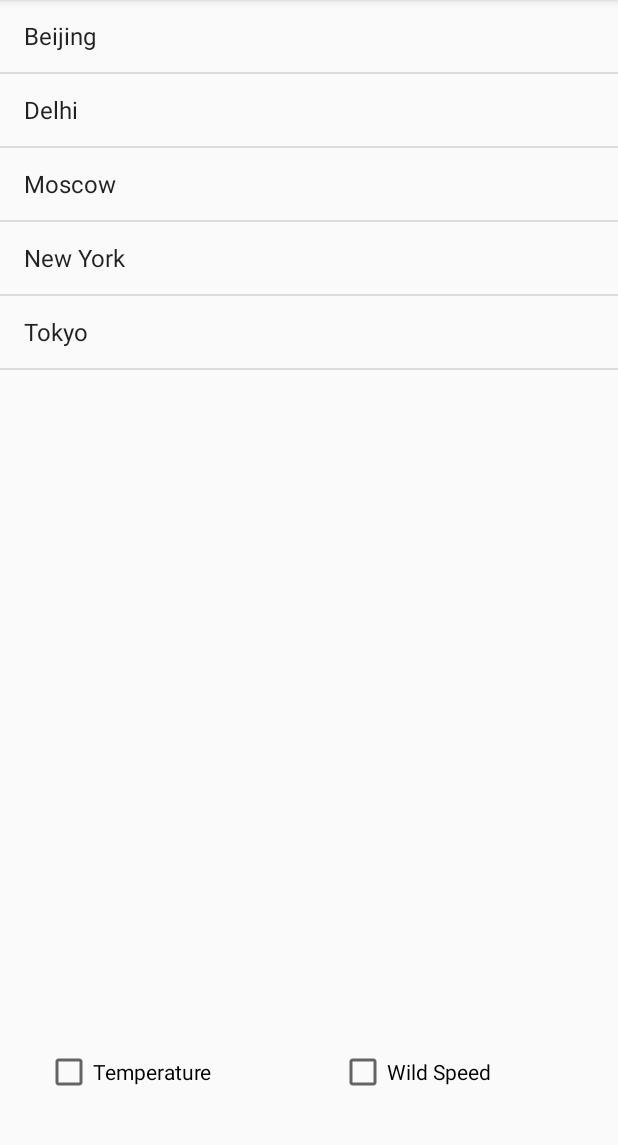
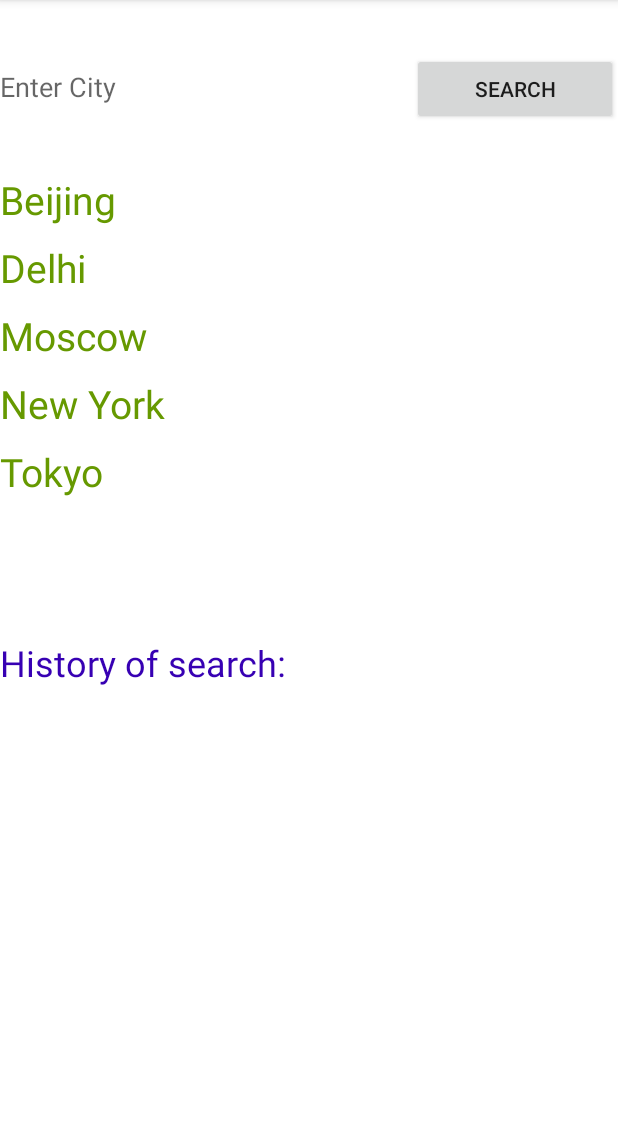
Before and after one commit to loleckek228/Homework, an Android app: the screen it shows after launch (MainActivity), on a phone screen of 412 x 824 dp, the part 84-1229 px from its top. Run offline under Robolectric (Android 15) with nearby library versions, the phone set to English and light mode, and no system bars.

Commit message:
HomeWork(lesson-6)

```diff
--- a/app/src/main/java/com/geekbrains/android/homework/MainActivity.java
+++ b/app/src/main/java/com/geekbrains/android/homework/MainActivity.java
@@ -4,10 +4,6 @@ import android.os.Bundle;
 
 import androidx.annotation.Nullable;
 import androidx.appcompat.app.AppCompatActivity;
-import androidx.fragment.app.Fragment;
-import androidx.fragment.app.FragmentTransaction;
-
-import com.geekbrains.android.homework.fragments.CitiesFragment;
 
 public class MainActivity extends AppCompatActivity {
     @Override
--- /dev/null
+++ b/app/src/main/java/com/geekbrains/android/homework/RecyclerCitiesAdapter.java
@@ -0,0 +1,101 @@
+package com.geekbrains.android.homework;
+
+import android.content.Context;
+import android.view.LayoutInflater;
+import android.view.View;
+import android.view.ViewGroup;
+import android.widget.TextView;
+
+import androidx.annotation.NonNull;
+import androidx.core.content.ContextCompat;
+import androidx.recyclerview.widget.RecyclerView;
+
+import com.geekbrains.android.homework.fragments.CitiesFragment;
+
+import java.util.ArrayList;
+
+public class RecyclerCitiesAdapter extends RecyclerView.Adapter<RecyclerCitiesAdapter.ViewHolder> {
+    private ArrayList<String> citiesList;
+    private CitiesFragment citiesFragment;
+    private Context context;
+
+    private int selectedPosition = -1;
+
+    public RecyclerCitiesAdapter(ArrayList<String> citiesList, CitiesFragment citiesFragment) {
+        this.citiesList = citiesList;
+        this.citiesFragment = citiesFragment;
+    }
+
+    @NonNull
+    @Override
+    public ViewHolder onCreateViewHolder(@NonNull ViewGroup parent, int viewType) {
+        context = parent.getContext();
+
+        View view = LayoutInflater.from(parent.getContext())
+                .inflate(R.layout.list_cities_item_layout, parent, false);
+
+        return new ViewHolder(view);
+    }
+
+    @Override
+    public void onBindViewHolder(@NonNull ViewHolder holder, int position) {
+        setText(holder, position);
+        setColourOfTextView(holder);
+        setOnItemClickBehavior(holder, position);
+        highLightSelectedPosition(holder, position);
+    }
+
+    @Override
+    public int getItemCount() {
+        return citiesList == null ? 0 : citiesList.size();
+    }
+
+    private void setText(@NonNull ViewHolder holder, int position) {
+        holder.cityTextView.setText(citiesList.get(position));
+    }
+
+    private void setOnItemClickBehavior(@NonNull ViewHolder holder, int position) {
+        holder.cityTextView.setOnClickListener((view) -> {
+            selectedPosition = position;
+            citiesFragment.showWeather(citiesList, position);
+
+            notifyDataSetChanged();
+        });
+    }
+
+    private void setColourOfTextView(@NonNull ViewHolder holder) {
+        int textColor = ContextCompat.getColor(context, android.R.color.holo_green_dark);
+
+        holder.cityTextView.setTextColor(textColor);
+    }
+
+    private void highLightSelectedPosition(@NonNull ViewHolder holder, int position) {
+        if (position == selectedPosition) {
+            int backgroundColor = ContextCompat.getColor(context, android.R.color.holo_green_dark);
+            int textColor = ContextCompat.getColor(context, android.R.color.black);
+
+            holder.cityTextView.setTextColor(textColor);
+            holder.cityTextView.setBackgroundColor(backgroundColor);
+        } else {
+            int color = ContextCompat.getColor(context, android.R.color.transparent);
+
+            holder.cityTextView.setBackgroundColor(color);
+
+            setColourOfTextView(holder);
+        }
+    }
+
+    class ViewHolder extends RecyclerView.ViewHolder {
+        TextView cityTextView;
+
+        ViewHolder(@NonNull View itemView) {
+            super(itemView);
+
+            initView(itemView);
+        }
+
+        private void initView(View itemView) {
+            cityTextView = itemView.findViewById(R.id.cityListItemTextView);
+        }
+    }
+}
--- a/app/src/main/java/com/geekbrains/android/homework/fragments/CitiesFragment.java
+++ b/app/src/main/java/com/geekbrains/android/homework/fragments/CitiesFragment.java
@@ -6,30 +6,38 @@ import android.os.Bundle;
 import android.view.LayoutInflater;
 import android.view.View;
 import android.view.ViewGroup;
-import android.widget.ArrayAdapter;
-import android.widget.CheckBox;
-import android.widget.ListView;
-import android.widget.TextView;
+import android.widget.Button;
+import android.widget.EditText;
 
 import androidx.annotation.NonNull;
 import androidx.annotation.Nullable;
 import androidx.fragment.app.Fragment;
 import androidx.fragment.app.FragmentTransaction;
+import androidx.recyclerview.widget.DividerItemDecoration;
+import androidx.recyclerview.widget.LinearLayoutManager;
+import androidx.recyclerview.widget.RecyclerView;
 
 import com.geekbrains.android.homework.R;
+import com.geekbrains.android.homework.RecyclerCitiesAdapter;
 import com.geekbrains.android.homework.WeatherActivity;
 import com.geekbrains.android.homework.WeatherContainer;
 
+import java.util.ArrayList;
+import java.util.Arrays;
 import java.util.Objects;
 import java.util.Random;
 
 public class CitiesFragment extends Fragment {
     static final String WEATHER_DATA_CONTAINER = "weather_data_container";
 
-    private ListView citiesListView;
-    private TextView emptyTextView;
-    private CheckBox temperatureCheckBox;
-    private CheckBox wildSpeedCheckBox;
+    private ArrayList<String> citiesList;
+    private ArrayList<String> addedCitiesList;
+    private RecyclerView citiesRecyclerView;
+    private RecyclerView addedCitiesRecyclerView;
+    private EditText enterCityEditText;
+    private Button addCityButton;
+    private Bundle savedInstanceState;
+    private View view;
 
     private boolean isExistWeather;
     private int currentPosition = 0;
@@ -43,63 +51,101 @@ public class CitiesFragment extends Fragment {
     @Override
     public void onViewCreated(@NonNull View view, @Nullable Bundle savedInstanceState) {
         super.onViewCreated(view, savedInstanceState);
-        initViews(view);
-        initList();
+        this.view = view;
+
+        citiesList = new ArrayList<>(Arrays.asList(getResources().getStringArray(R.array.citiesArray)));
+        addedCitiesList = new ArrayList<>();
+
+        initViews();
+        setOnAddCityButtonClickBehavior();
     }
 
     @Override
     public void onActivityCreated(@Nullable Bundle savedInstanceState) {
         super.onActivityCreated(savedInstanceState);
+        this.savedInstanceState = savedInstanceState;
+
         isExistWeather = getResources().getConfiguration().orientation
                 == Configuration.ORIENTATION_LANDSCAPE;
 
         if (savedInstanceState != null) {
             currentPosition = savedInstanceState.getInt("CurrentCity", 0);
+            addedCitiesList = savedInstanceState.getStringArrayList("AddedCities");
         }
 
-        if (isExistWeather) {
-            citiesListView.setChoiceMode(ListView.CHOICE_MODE_SINGLE);
-            showWeather();
-        }
+        initAddedCitiesRecyclerView();
     }
 
     @Override
     public void onSaveInstanceState(@NonNull Bundle outState) {
         outState.putInt("CurrentCity", currentPosition);
+        outState.putStringArrayList("AddedCities", addedCitiesList);
         super.onSaveInstanceState(outState);
     }
 
-    private void initViews(View view) {
-        citiesListView = view.findViewById(R.id.cities_list_view);
-        emptyTextView = view.findViewById(R.id.cities_list_empty_view);
-        temperatureCheckBox = view.findViewById(R.id.temperatureCheckBox);
-        wildSpeedCheckBox = view.findViewById(R.id.wildSpeedCheckBox);
+    private void initViews() {
+        enterCityEditText = view.findViewById(R.id.enterCityEditText);
+        addCityButton = view.findViewById(R.id.addCityButton);
+
+        initCitiesRecyclerView();
     }
 
-    private void initList() {
-        ArrayAdapter adapter =
-                ArrayAdapter.createFromResource(Objects.requireNonNull(getActivity()), R.array.cities,
-                        android.R.layout.simple_list_item_activated_1);
-        citiesListView.setAdapter(adapter);
+    private void initCitiesRecyclerView() {
+        citiesRecyclerView = view.findViewById(R.id.citiesRecyclerView);
 
-        citiesListView.setEmptyView(emptyTextView);
+        RecyclerCitiesAdapter citiesAdapter = new RecyclerCitiesAdapter(citiesList, this);
 
-        citiesListView.setOnItemClickListener(((parent, view, position, id) -> {
-            currentPosition = position;
-            showWeather();
-        }));
+        LinearLayoutManager layoutManger = new LinearLayoutManager(getContext());
+
+        DividerItemDecoration itemDecoration = new DividerItemDecoration(Objects.requireNonNull(getContext()), DividerItemDecoration.VERTICAL);
+        itemDecoration.setDrawable(Objects.requireNonNull(getContext().getDrawable(R.drawable.separator)));
+
+        citiesRecyclerView.addItemDecoration(itemDecoration);
+        citiesRecyclerView.setLayoutManager(layoutManger);
+        citiesRecyclerView.setAdapter(citiesAdapter);
     }
 
-    private void showWeather() {
+    private void initAddedCitiesRecyclerView() {
+        addedCitiesRecyclerView = view.findViewById(R.id.addedCitiesRecyclerView);
+
+        RecyclerCitiesAdapter addedCitiesAdapter = new RecyclerCitiesAdapter(addedCitiesList, this);
+
+        LinearLayoutManager addedCitiesLayoutManger = new LinearLayoutManager(getContext());
+
+        DividerItemDecoration itemDecoration = new DividerItemDecoration(Objects.requireNonNull(getContext()), DividerItemDecoration.VERTICAL);
+        itemDecoration.setDrawable(Objects.requireNonNull(getContext().getDrawable(R.drawable.separator)));
+
+        addedCitiesRecyclerView.addItemDecoration(itemDecoration);
+        addedCitiesRecyclerView.setLayoutManager(addedCitiesLayoutManger);
+        addedCitiesRecyclerView.setAdapter(addedCitiesAdapter);
+    }
+
+    private void setOnAddCityButtonClickBehavior() {
+        addCityButton.setOnClickListener((view) -> {
+            String city = enterCityEditText.getText().toString();
+
+            if (!checkCity(city)) {
+                addedCitiesList.add(city);
+            }
+
+            onActivityCreated(savedInstanceState);
+        });
+    }
+
+    private boolean checkCity(String city) {
+        return addedCitiesList.contains(city) || citiesList.contains(city);
+    }
+
+    public void showWeather(ArrayList<String> citiesList, int position) {
+        currentPosition = position;
+
         if (isExistWeather) {
-            citiesListView.setItemChecked(currentPosition, true);
-
             WeatherFragment detail = (WeatherFragment)
                     Objects.requireNonNull(getFragmentManager()).findFragmentById(R.id.weather);
 
             if (detail == null || detail.getIndex() != currentPosition) {
 
-                detail = WeatherFragment.create(getWeatherContainer());
+                detail = WeatherFragment.create(getWeatherContainer(citiesList));
 
                 FragmentTransaction fragmentTransaction = getFragmentManager().beginTransaction();
                 fragmentTransaction.replace(R.id.weather, detail);
@@ -107,40 +153,33 @@ public class CitiesFragment extends Fragment {
                 fragmentTransaction.addToBackStack("Some_key");
                 fragmentTransaction.commit();
             }
-        }
-        else {
+        } else {
             Intent intentContainer = new Intent();
             intentContainer.setClass(Objects.requireNonNull(getActivity()), WeatherActivity.class);
 
-            intentContainer.putExtra(WEATHER_DATA_CONTAINER, getWeatherContainer());
+            intentContainer.putExtra(WEATHER_DATA_CONTAINER, getWeatherContainer(citiesList));
 
             startActivity(intentContainer);
         }
     }
 
-    private WeatherContainer getWeatherContainer() {
-        String[] cities = getResources().getStringArray(R.array.cities);
-
-        String city = cities[currentPosition];
-        String temperature = "";
-        String wildSpeed = "";
-
-        Boolean isTemperature = temperatureCheckBox.isChecked();
-        Boolean isWildSpeed = wildSpeedCheckBox.isChecked();
+    private WeatherContainer getWeatherContainer(ArrayList<String> citiesList) {
+        ArrayList<String> cities = citiesList;
 
         Random random = new Random();
 
-        if (isTemperature) {
-            temperature = random.nextInt(10) + "C";
-        }
+        String city = cities.get(currentPosition);
 
-        if (isWildSpeed) {
-            wildSpeed = String.valueOf(random.nextInt(5));
-        }
+        String temperatureYesterday = random.nextInt(10) + "C";
+        String temperatureToday = random.nextInt(10) + "C";
+        String temperatureTomorrow = random.nextInt(10) + "C";
+        String windSpeed = String.valueOf(random.nextInt(5));
 
         WeatherContainer.getInstance().setCity(city);
-        WeatherContainer.getInstance().setTemperature(temperature);
-        WeatherContainer.getInstance().setWildSpeed(wildSpeed);
+        WeatherContainer.getInstance().setTemperatureYesterday(temperatureYesterday);
+        WeatherContainer.getInstance().setTemperatureToday(temperatureToday);
+        WeatherContainer.getInstance().setTemperatureTomorrow(temperatureTomorrow);
+        WeatherContainer.getInstance().setWindSpeed(windSpeed);
         WeatherContainer.getInstance().setPosition(currentPosition);
 
         return WeatherContainer.getInstance();
--- /dev/null
+++ b/app/src/main/res/drawable/separator.xml
@@ -0,0 +1,6 @@
+<?xml version="1.0" encoding="utf-8"?>
+<shape xmlns:android="http://schemas.android.com/apk/res/android"
+    android:shape="rectangle">
+
+    <size android:height="10dp"/>
+</shape>
--- a/app/src/main/res/layout/activity_settings.xml
+++ b/app/src/main/res/layout/activity_settings.xml
@@ -1,6 +1,5 @@
 <?xml version="1.0" encoding="utf-8"?>
 <androidx.constraintlayout.widget.ConstraintLayout xmlns:android="http://schemas.android.com/apk/res/android"
-    xmlns:tools="http://schemas.android.com/tools"
     android:layout_width="match_parent"
     android:layout_height="match_parent"
     xmlns:app="http://schemas.android.com/apk/res-auto">
--- a/app/src/main/res/layout/fragment_citieslist.xml
+++ b/app/src/main/res/layout/fragment_citieslist.xml
@@ -2,49 +2,56 @@
 <LinearLayout xmlns:android="http://schemas.android.com/apk/res/android"
     android:layout_width="match_parent"
     android:layout_height="match_parent"
-    android:orientation="vertical">
+    android:orientation="vertical"
+    android:background="@android:color/background_light"
+    android:weightSum="100">
 
     <LinearLayout
         android:layout_width="match_parent"
         android:layout_height="match_parent"
-        android:layout_weight="0.1"
-        android:orientation="vertical">
+        android:layout_weight="85"
+        android:orientation="horizontal">
 
-        <ListView
-            android:id="@+id/cities_list_view"
-            android:layout_width="match_parent"
-            android:layout_height="match_parent" />
-
-        <TextView
-            android:id="@+id/cities_list_empty_view"
+        <EditText
+            android:id="@+id/enterCityEditText"
             android:layout_width="match_parent"
             android:layout_height="match_parent"
-            android:layout_gravity="center"
-            android:text="@string/empty_list" />
+            android:layout_weight="1"
+            android:hint="@string/enter_city"
+            android:background="@android:color/background_light"
+            android:textCursorDrawable="@color/colorPrimaryDark"/>
+
+        <Button
+            android:id="@+id/addCityButton"
+            android:layout_width="match_parent"
+            android:layout_height="wrap_content"
+            android:layout_weight="2"
+            android:text="@string/search" />
     </LinearLayout>
 
     <LinearLayout
         android:layout_width="match_parent"
         android:layout_height="match_parent"
-        android:layout_weight="1"
-        android:orientation="horizontal">
+        android:layout_weight="15"
+        android:orientation="vertical">
 
-        <CheckBox
-            android:id="@+id/temperatureCheckBox"
-            android:layout_width="wrap_content"
+        <androidx.recyclerview.widget.RecyclerView
+            android:id="@+id/citiesRecyclerView"
+            android:layout_width="match_parent"
+            android:layout_height="match_parent"
+            android:layout_weight="1"/>
+
+        <TextView
+            android:layout_width="match_parent"
             android:layout_height="wrap_content"
-            android:layout_marginStart="30dp"
-            android:layout_marginLeft="30dp"
-            android:layout_weight="1"
-            android:text="@string/temperature" />
+            android:text="@string/history_of_search"
+            android:textColor="@color/colorPrimaryDark"
+            android:textSize="24sp"/>
 
-
-        <CheckBox
-            android:id="@+id/wildSpeedCheckBox"
-            android:layout_width="wrap_content"
-            android:layout_height="wrap_content"
-            android:layout_weight="1"
-            android:text="@string/wildSpeed" />
-
+        <androidx.recyclerview.widget.RecyclerView
+            android:id="@+id/addedCitiesRecyclerView"
+            android:layout_width="match_parent"
+            android:layout_height="match_parent"
+            android:layout_weight="1"/>
     </LinearLayout>
 </LinearLayout>
--- /dev/null
+++ b/app/src/main/res/layout/list_cities_item_layout.xml
@@ -0,0 +1,11 @@
+<?xml version="1.0" encoding="utf-8"?>
+<FrameLayout xmlns:android="http://schemas.android.com/apk/res/android"
+    android:layout_width="match_parent" android:layout_height="wrap_content">
+
+    <TextView
+        android:id="@+id/cityListItemTextView"
+        android:layout_width="match_parent"
+        android:layout_height="wrap_content"
+        android:textSize="26sp"/>
+
+</FrameLayout>
--- a/app/src/main/res/values/arrays.xml
+++ b/app/src/main/res/values/arrays.xml
@@ -1,6 +1,6 @@
 <?xml version="1.0" encoding="utf-8"?>
 <resources>
-    <string-array name="cities">
+    <string-array name="citiesArray">
         <item>Beijing</item>
         <item>Delhi</item>
         <item>Moscow</item>
--- a/app/src/main/res/values/strings.xml
+++ b/app/src/main/res/values/strings.xml
@@ -3,16 +3,13 @@
     <string name="temperature">Temperature</string>
     <string name="temperature_land">Temperature</string>
     <string name="city">City</string>
-    <string name="time">Time</string>
     <string name="date">Date</string>
     <string name="themeSettings">White/Dark theme</string>
-    <string name="chooseCity">Choose city</string>
-    <string name="showinfo">showInfo</string>
-    <string name="wildSpeed">Wild Speed</string>
+    <string name="windSpeed">Wind Speed</string>
     <string name="soundSettings">On/Off sound</string>
     <string name="notificationSettings">On/Off notification</string>
-    <string name="enterCity">Enter city...</string>
-    <string name="showInfoAboutCity">Show info about city</string>
-    <string name="points">...</string>
-    <string name="empty_list">Empty list</string>
+    <string name="search">Search</string>
+    <string name="enter_city">Enter City</string>
+    <string name="history_of_search">History of search:</string>
+    <string name="meter_per_second">m/s</string>
 </resources>
--- a/build.gradle
+++ b/build.gradle
@@ -1,4 +1,6 @@
-// Top-level build file where you can add configuration options common to all sub-projects/modules.
+ext {
+    defaultMinSdkVersion = 29
+}// Top-level build file where you can add configuration options common to all sub-projects/modules.
 
 buildscript {
 
```
Also changed, not shown: app/build.gradle (+5 -4 lines), app/src/main/java/com/geekbrains/android/homework/RecyclerWeatherAdapter.java (added, +67 -0 lines), app/src/main/java/com/geekbrains/android/homework/Weather.java (added, +42 -0 lines), app/src/main/java/com/geekbrains/android/homework/WeatherContainer.java (+31 -12 lines), app/src/main/java/com/geekbrains/android/homework/fragments/WeatherFragment.java (+44 -35 lines), app/src/main/res/layout/fragment_weather.xml (+24 -29 lines), app/src/main/res/layout/lilst_temperature_item_layout.xml (added, +23 -0 lines), 2 other files.
